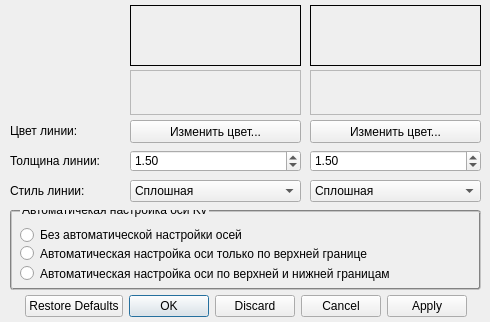
This is Qt/StateComparison/StateComparison/kv_settings.ui in AsAsgard/BigBlackHole as Qt 5 draws it before an edit. The edited form follows.
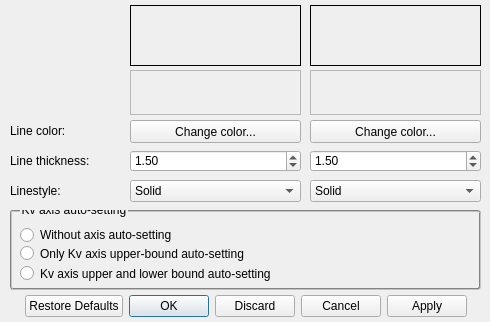
This is the edited form. Custom widgets are drawn as their Qt base class.

The edit to the form file:
```diff
--- a/Qt/StateComparison/StateComparison/kv_settings.ui
+++ b/Qt/StateComparison/StateComparison/kv_settings.ui
@@ -48,7 +48,7 @@
     </rect>
    </property>
    <property name="text">
-    <string>Толщина линии:</string>
+    <string>Line thickness:</string>
    </property>
   </widget>
   <widget class="QLabel" name="ColorLabel">
@@ -61,7 +61,7 @@
     </rect>
    </property>
    <property name="text">
-    <string>Цвет линии:</string>
+    <string>Line color:</string>
    </property>
   </widget>
   <widget class="QLabel" name="StyleLabel">
@@ -74,7 +74,7 @@
     </rect>
    </property>
    <property name="text">
-    <string>Стиль линии:</string>
+    <string>Linestyle:</string>
    </property>
   </widget>
   <widget class="QComboBox" name="State1lineStyleBox">
@@ -96,7 +96,7 @@
    </item>
    <item>
     <property name="text">
-     <string>Сплошная</string>
+     <string>Solid</string>
     </property>
    </item>
    <item>
@@ -199,7 +199,7 @@
    </item>
    <item>
     <property name="text">
-     <string>Сплошная</string>
+     <string>Solid</string>
     </property>
    </item>
    <item>
@@ -299,7 +299,7 @@
     </rect>
    </property>
    <property name="text">
-    <string>Изменить цвет...</string>
+    <string>Change color...</string>
    </property>
   </widget>
   <widget class="QPushButton" name="State2ColorChange">
@@ -312,7 +312,7 @@
     </rect>
    </property>
    <property name="text">
-    <string>Изменить цвет...</string>
+    <string>Change color...</string>
    </property>
   </widget>
   <widget class="QTextBrowser" name="State2Filename">
@@ -388,7 +388,7 @@
 }</string>
    </property>
    <property name="title">
-    <string>Автоматичекая настройка оси Kv</string>
+    <string>Kv axis auto-setting</string>
    </property>
    <widget class="QRadioButton" name="NoAuto">
     <property name="geometry">
@@ -400,7 +400,7 @@
      </rect>
     </property>
     <property name="text">
-     <string>Без автоматической настройки осей</string>
+     <string>Without axis auto-setting</string>
     </property>
    </widget>
    <widget class="QRadioButton" name="HighBorderAuto">
@@ -413,7 +413,7 @@
      </rect>
     </property>
     <property name="text">
-     <string>Автоматическая настройка оси только по верхней границе</string>
+     <string>Only Kv axis upper-bound auto-setting </string>
     </property>
    </widget>
    <widget class="QRadioButton" name="AllAuto">
@@ -426,7 +426,7 @@
      </rect>
     </property>
     <property name="text">
-     <string>Автоматическая настройка оси по верхней и нижней границам</string>
+     <string>Kv axis upper and lower bound auto-setting</string>
     </property>
    </widget>
   </widget>
```
Left out of the diff: 25 changed lines with no effect on the pictures.
